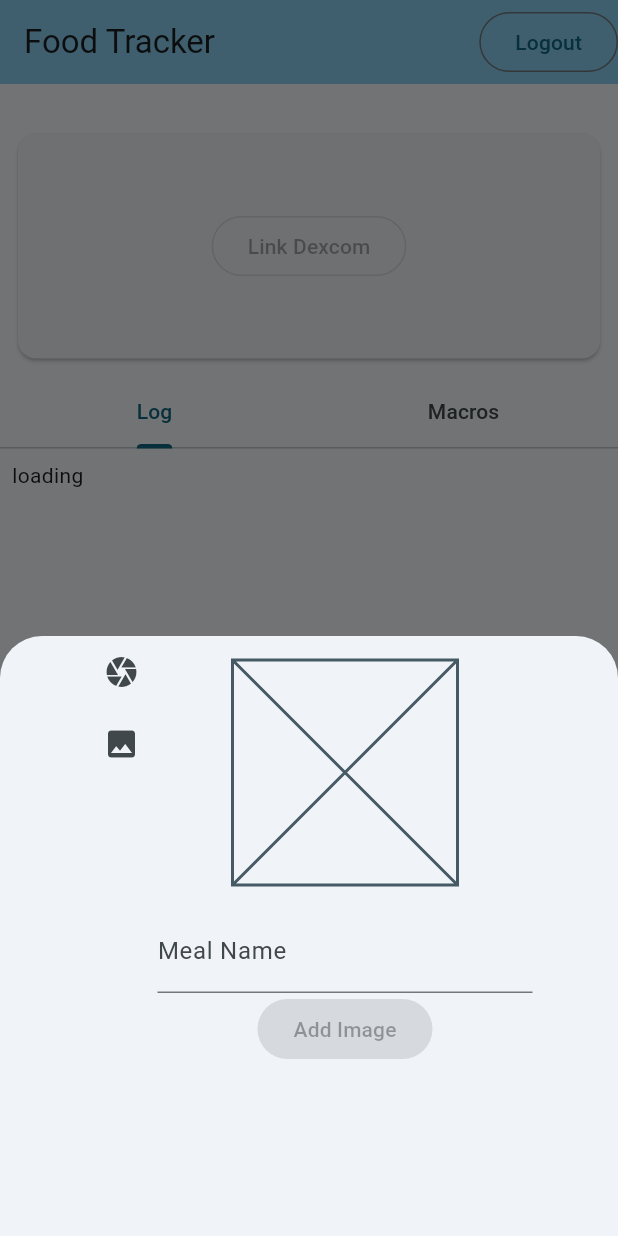
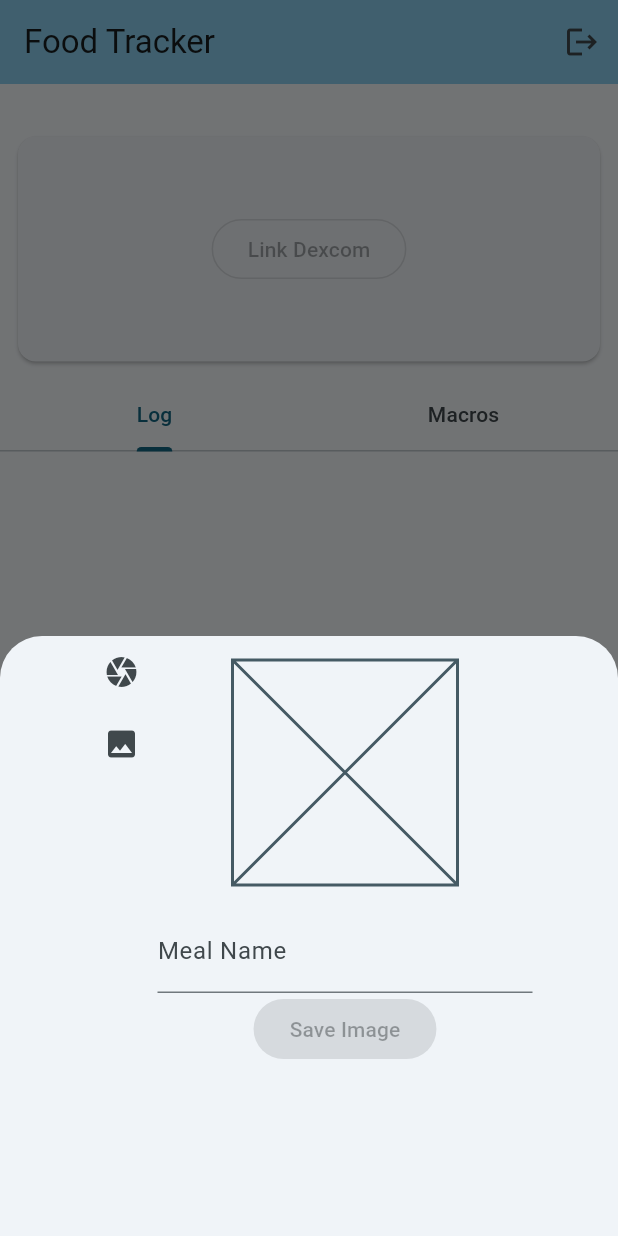
Before and after one commit to mnimer/food-tracker-app, a Flutter app: the screen it shows once a user with an empty profile is signed in, after a tap on the "add" icon, on a phone screen of 412 x 824 dp. Run offline on Flutter 3.47's test engine with Material 3 defaults, Android fonts, the phone set to English and light mode, and no system bars; our stand-ins replace cloud_firestore, firebase_auth, firebase_core, firebase_storage, go_router, image_picker; missing offline and left inert: firebase_ui_auth; accounts and stored records are empty.

Commit message:
Take picture, add item to food_logs activity sub-collection, Update the activity list with saved items

```diff
--- a/app/lib/auth.dart
+++ b/app/lib/auth.dart
@@ -1,7 +1,7 @@
+import 'package:food_tracker/pages/home_page.dart';
 import 'package:firebase_auth/firebase_auth.dart' hide EmailAuthProvider;
 import 'package:firebase_ui_auth/firebase_ui_auth.dart';
 import 'package:flutter/material.dart';
-import 'package:list_collections/pages/home_page.dart';
 
 class AuthGate extends StatelessWidget {
   const AuthGate({super.key});
--- a/app/lib/main.dart
+++ b/app/lib/main.dart
@@ -1,11 +1,11 @@
+import 'package:food_tracker/pages/home_page.dart';
+import 'package:food_tracker/pages/splash_page.dart';
+import 'package:food_tracker/firebase_options.dart';
 import 'package:firebase_auth/firebase_auth.dart' hide EmailAuthProvider;
 import 'package:firebase_core/firebase_core.dart';
 import 'package:firebase_ui_auth/firebase_ui_auth.dart';
 import 'package:flutter/material.dart';
 import 'package:go_router/go_router.dart';
-import 'package:list_collections/firebase_options.dart';
-import 'package:list_collections/pages/home_page.dart';
-import 'package:list_collections/pages/splash_page.dart';
 
 final _key = GlobalKey<NavigatorState>();
 
--- a/app/lib/pages/home_page.dart
+++ b/app/lib/pages/home_page.dart
@@ -1,7 +1,7 @@
+import 'package:food_tracker/widgets/log_food_picture_bottom_sheet.dart';
+import 'package:food_tracker/widgets/log_list.dart';
 import 'package:firebase_auth/firebase_auth.dart';
 import 'package:flutter/material.dart';
-import 'package:list_collections/widgets/log_food_picture_bottom_sheet.dart';
-import 'package:list_collections/widgets/log_list.dart';
 
 class HomePage extends StatefulWidget {
   const HomePage({super.key});
@@ -22,8 +22,8 @@ class _HomePageState extends State<HomePage> {
         backgroundColor: Theme.of(context).colorScheme.inversePrimary,
         title: const Text("Food Tracker"),
         actions: [
-          OutlinedButton(
-            child: const Text('Logout'),
+          IconButton(
+            icon: const Icon(Icons.logout),
             onPressed: () => {FirebaseAuth.instance.signOut()},
           )
         ],
@@ -56,8 +56,8 @@ class _HomePageState extends State<HomePage> {
                             Tab(child: Text('Macros')),
                           ],
                         ),
-                        SizedBox(
-                          height: MediaQuery.of(context).size.height - 320,
+                        Container(
+                          height: 500,
                           child: const Padding(
                             padding: EdgeInsets.all(8.0),
                             child: TabBarView(children: [
@@ -75,8 +75,9 @@ class _HomePageState extends State<HomePage> {
         onPressed: () => showModalBottomSheet<void>(
           context: context,
           builder: (BuildContext context) {
-            return Container(
+            return SizedBox(
               height: 400,
+              width: MediaQuery.of(context).size.width,
               child: const Center(child: LogFoodPictureBottomSheet()),
             );
           },
--- a/app/lib/widgets/log_list.dart
+++ b/app/lib/widgets/log_list.dart
@@ -1,45 +1,52 @@
-
 import 'package:cloud_firestore/cloud_firestore.dart';
 import 'package:firebase_auth/firebase_auth.dart';
 import 'package:flutter/material.dart';
-
 
 class LogList extends StatelessWidget {
   const LogList({
     super.key,
   });
 
-
   @override
   Widget build(BuildContext context) {
-
-    CollectionReference logs = FirebaseFirestore.instance.collection('logs');
-
+    var uid = FirebaseAuth.instance.currentUser?.uid;
+    CollectionReference logs = FirebaseFirestore.instance.collection('food_logs').doc(uid).collection("activity");
 
     return FutureBuilder<QuerySnapshot>(
-        future: logs
-            .where('user_id',
-                isEqualTo: FirebaseAuth
-                    .instance.currentUser?.uid)
-            .get(),
-        builder: (BuildContext context,
-            AsyncSnapshot<QuerySnapshot> snapshot) {
+        future: logs.get(),
+        builder: (BuildContext context, AsyncSnapshot<QuerySnapshot> snapshot) {
           if (snapshot.hasError) {
             return const Text("Something went wrong");
           }
-          if (!snapshot.hasData) {
-            return const Text("No data available");
-          }
 
-          if (snapshot.connectionState ==
-              ConnectionState.done) {
-            for (var doc in snapshot.data!.docs) {
-              const Text('item');
+          if (snapshot.connectionState == ConnectionState.done) {
+            if (!snapshot.hasData) {
+              return const Text("No data available");
+            } else {
+              return ListView.builder(
+                itemCount: snapshot.data!.size,
+                itemBuilder: (context, index) {
+                  var doc = snapshot.data!.docs[index];
+                  return ListTile(
+                    title: Text(doc['name'] ?? ''),
+                    subtitle: Text(doc['description'] ?? ''),
+                    leading: ConstrainedBox(
+                      constraints: const BoxConstraints(
+                        minWidth: 44,
+                        minHeight: 44,
+                        maxWidth: 64,
+                        maxHeight: 64,
+                      ),
+                      child: Image.network(doc['downaloadUrl'], fit: BoxFit.cover),
+                    ),
+                    trailing: const Icon(Icons.arrow_forward_ios),
+                  );
+                },
+              );
             }
           }
 
-          return const Text("loading");
-        },
-      );
+          return Container();
+        });
   }
 }
--- a/app/pubspec.yaml
+++ b/app/pubspec.yaml
@@ -1,4 +1,4 @@
-name: list_collections
+name: food_tracker
 description: A new Flutter project.
 # The following line prevents the package from being accidentally published to
 # pub.dev using `flutter pub publish`. This is preferred for private packages.
@@ -46,6 +46,7 @@ dependencies:
   firebase_core: ^2.25.2
   firebase_ui_auth: ^1.12.1
   cloud_firestore: ^4.15.5
+  firebase_storage: ^11.6.6
 
 
 dev_dependencies:
```
Also changed, not shown: app/lib/widgets/log_food_picture_bottom_sheet.dart (+44 -6 lines), app/lib/firebase_options.dart, app/pubspec.lock, 1 other file.
